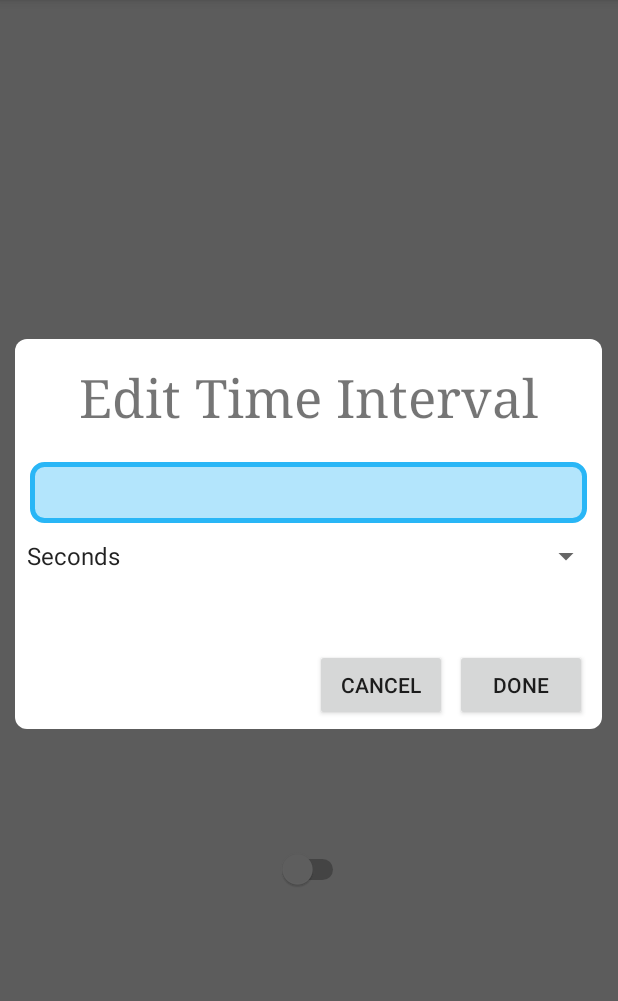
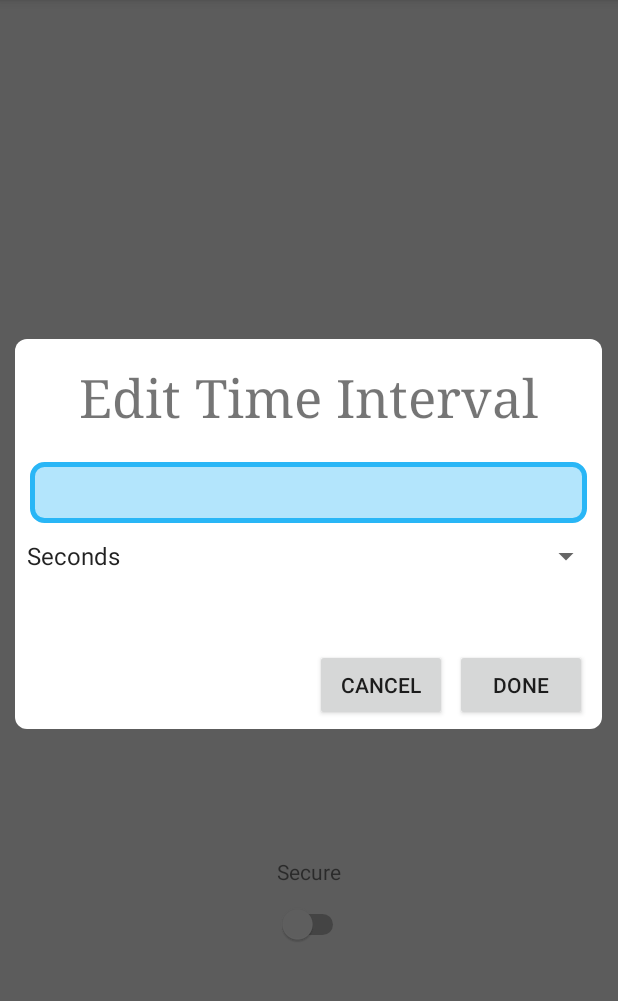
Before and after one commit to danwan754/periodic-lock, an Android app: the screen it shows after launch (MainActivity), after a tap on an icon or button, on a phone screen of 412 x 824 dp, the part 84-1085 px from its top. Run offline under Robolectric (Android 15) with nearby library versions, the light colour scheme and no system bars.

Commit message:
Include text labels for switches

```diff
--- a/app/src/main/java/com/danwan/periodiclock/MainActivity.java
+++ b/app/src/main/java/com/danwan/periodiclock/MainActivity.java
@@ -16,6 +16,7 @@ import android.os.Bundle;
 //import android.util.Log;
 import android.util.Log;
 import android.view.LayoutInflater;
+import android.view.Menu;
 import android.view.View;
 import android.widget.AdapterView;
 import android.widget.ArrayAdapter;
@@ -126,6 +127,7 @@ public class MainActivity extends AppCompatActivity {
             }
         });
     }
+
 
     public void startService() {
         Intent serviceIntent = new Intent(this, PeriodicLockService.class);
--- a/app/src/main/res/layout/activity_main.xml
+++ b/app/src/main/res/layout/activity_main.xml
@@ -34,22 +34,39 @@
         android:onClick="showIntervalDialog"
         android:text="1 minute" />
 
+    <TextView
+        android:id="@+id/activateTextView"
+        android:layout_width="wrap_content"
+        android:layout_height="wrap_content"
+        android:layout_marginTop="30dp"
+        android:text="Activate" />
+
     <Switch
         android:id="@+id/enableSwitch"
-        android:layout_width="51dp"
-        android:layout_height="15dp"
+        android:layout_width="49dp"
+        android:layout_height="47dp"
         android:layout_marginStart="8dp"
+        android:layout_marginTop="12dp"
         android:layout_marginEnd="8dp"
-        android:layout_marginTop="30dp"
         android:checked="false"
         android:saveEnabled="false"
+        android:scaleX="1.5"
+        android:scaleY="1.5"
         android:textOff="OFF"
         android:textOn="ON" />
+
+    <TextView
+        android:id="@+id/secureTextView"
+        android:layout_width="wrap_content"
+        android:layout_height="wrap_content"
+        android:layout_marginTop="90dp"
+        android:text="Secure" />
 
     <Switch
         android:id="@+id/secureSwitch"
         android:layout_width="53dp"
         android:layout_height="wrap_content"
-        android:layout_marginTop="100dp"/>
+        android:layout_marginTop="12dp"/>
+
 
 </LinearLayout>
--- a/app/src/main/res/values/colors.xml
+++ b/app/src/main/res/values/colors.xml
@@ -2,6 +2,6 @@
 <resources>
     <color name="colorPrimary">#737373</color>
     <color name="colorPrimaryDark">#4d4d4d</color>
-    <color name="colorAccent">#cccccc</color>
+    <color name="colorAccent">#66ccff</color>
     <color name="ic_launcher_background_noti">#ffffff</color>
 </resources>
```
